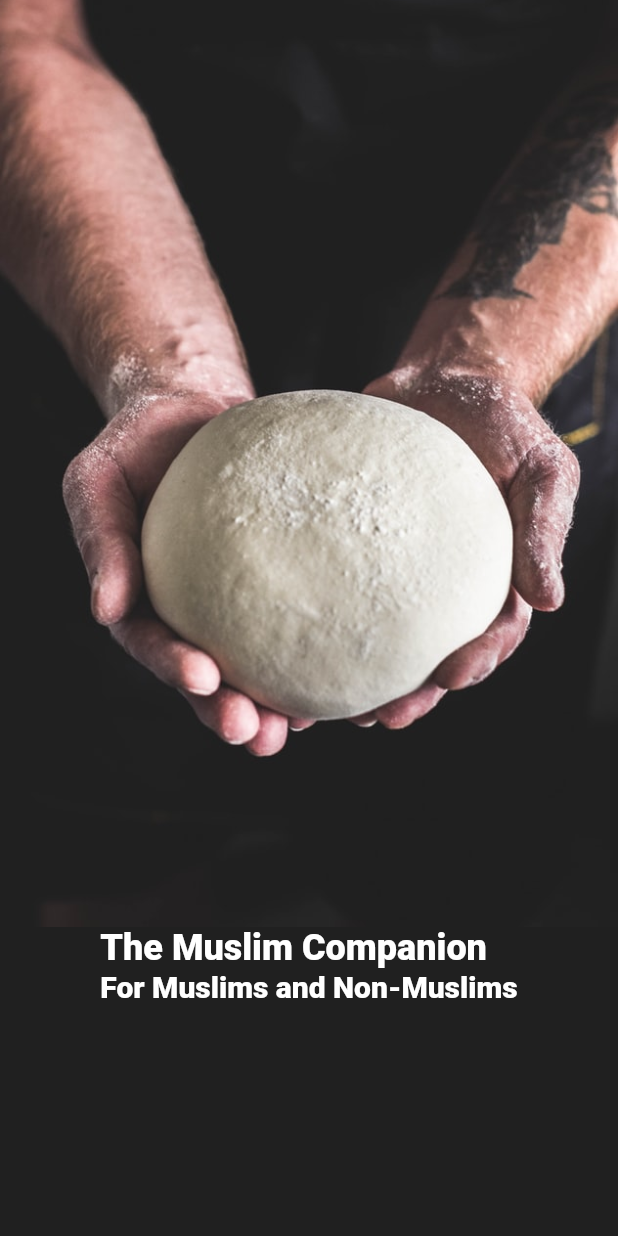
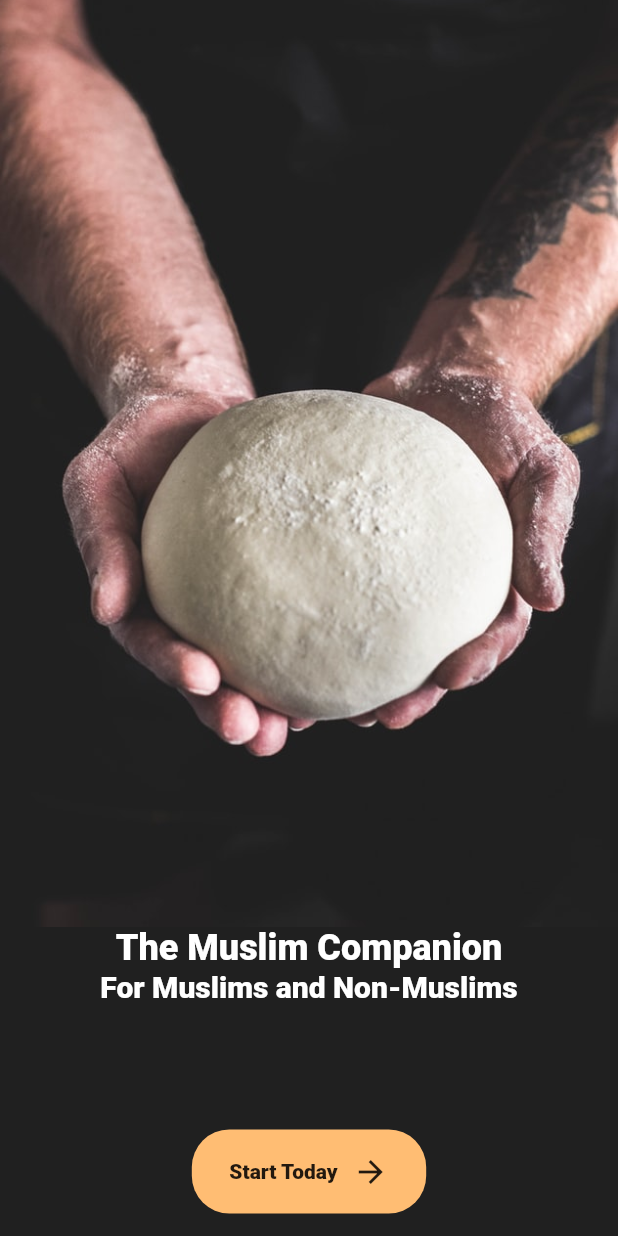
Before and after one commit to JAAMRI/TMC_flutter_app, a Flutter app: the screen it shows after launch, on a phone screen of 412 x 824 dp. Run offline on Flutter 3.47's test engine with Material 2 defaults, Android fonts, the phone set to English and light mode, and no system bars.

Commit message:
start today fitted box done

```diff
--- a/lib/main.dart
+++ b/lib/main.dart
@@ -23,7 +23,8 @@ class MyApp extends StatelessWidget {
           headline6:
               TextStyle(color: Colors.white, fontWeight: FontWeight.normal),
         ),
-        buttonColor: kPrimaryColor,
+        buttonTheme:
+            Theme.of(context).buttonTheme.copyWith(buttonColor: kPrimaryColor),
       ),
       home: WelcomeScreen(),
     );
@@ -48,8 +49,10 @@ class WelcomeScreen extends StatelessWidget {
           ),
           Expanded(
             child: Column(
+              mainAxisAlignment: MainAxisAlignment.spaceBetween,
               children: <Widget>[
                 RichText(
+                  textAlign: TextAlign.center,
                   text: TextSpan(
                     children: [
                       TextSpan(
@@ -60,6 +63,30 @@ class WelcomeScreen extends StatelessWidget {
                           style: Theme.of(context).textTheme.headline6),
                     ],
                   ),
+                ),
+                FittedBox(
+                  child: Container(
+                    margin: EdgeInsets.only(bottom: 15.0),
+                    padding: EdgeInsets.symmetric(horizontal: 25, vertical: 16),
+                    decoration: BoxDecoration(
+                      borderRadius: BorderRadius.circular(25),
+                      color: kPrimaryColor,
+                    ),
+                    child: Row(
+                      children: <Widget>[
+                        Text(
+                          "Start Today",
+                          style: TextStyle(fontWeight: FontWeight.bold),
+                        ),
+                        SizedBox(
+                          width: 10.0,
+                        ),
+                        Icon(
+                          Icons.arrow_forward,
+                        )
+                      ],
+                    ),
+                  ),
                 )
               ],
             ),
```
